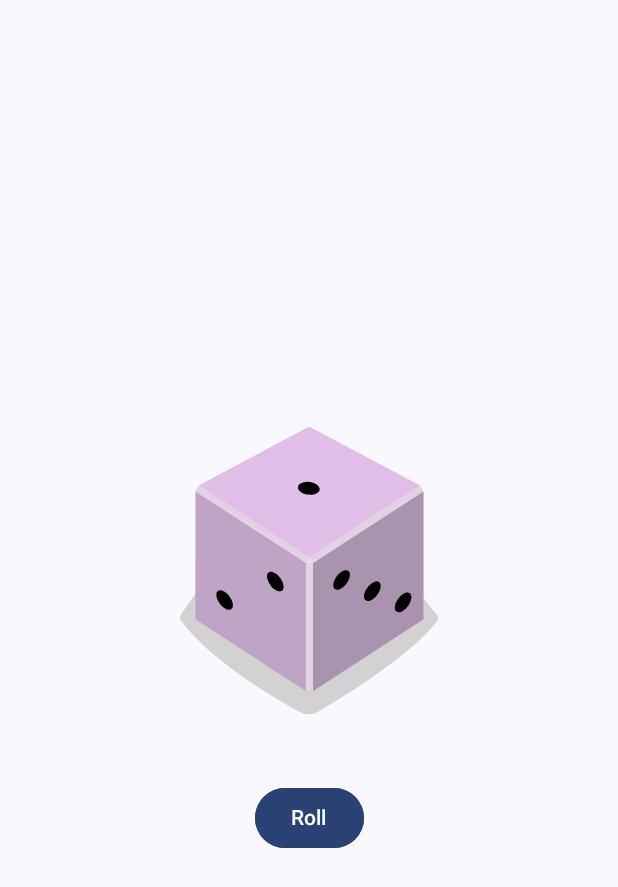
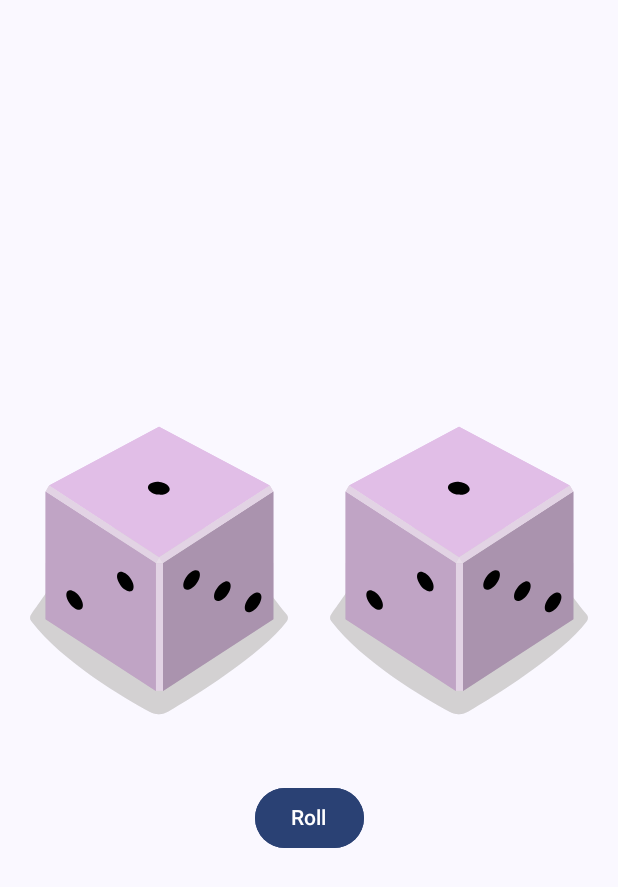
Before and after one commit to luci649/Andriod-Apps, an Android app built with Jetpack Compose: the screen it shows after launch (MainActivity), on a phone screen of 412 x 824 dp. Shown: the top 887 px of the screen. Run offline under Robolectric (Android 15) with nearby library versions, the phone set to English and light mode, and no system bars.

Commit message:
Added row composable to the column to add another image next to the original dice image.

```diff
--- a/DiceRoller/app/src/main/java/com/example/diceroller/MainActivity.kt
+++ b/DiceRoller/app/src/main/java/com/example/diceroller/MainActivity.kt
@@ -5,6 +5,7 @@ import androidx.activity.ComponentActivity
 import androidx.activity.compose.setContent
 import androidx.compose.foundation.Image
 import androidx.compose.foundation.layout.Column
+import androidx.compose.foundation.layout.Row
 import androidx.compose.foundation.layout.Spacer
 import androidx.compose.foundation.layout.fillMaxSize
 import androidx.compose.foundation.layout.height
@@ -62,10 +63,16 @@ fun DiceWithButtonAndImage(modifier: Modifier = Modifier) {
         modifier = modifier,
         horizontalAlignment = Alignment.CenterHorizontally
     ) {
-        Image(
-            painter = painterResource(imageResource),
-            contentDescription = result.toString()
-        )
+        Row {
+            Image(
+                painter = painterResource(imageResource),
+                contentDescription = result.toString()
+            )
+            Image(
+                painter = painterResource(imageResource),
+                contentDescription = result.toString()
+            )
+        }
         Spacer(modifier = Modifier.height(16.dp))
         Button(onClick = { result = (1..6).random() }) {
             Text(stringResource(R.string.roll))
```
